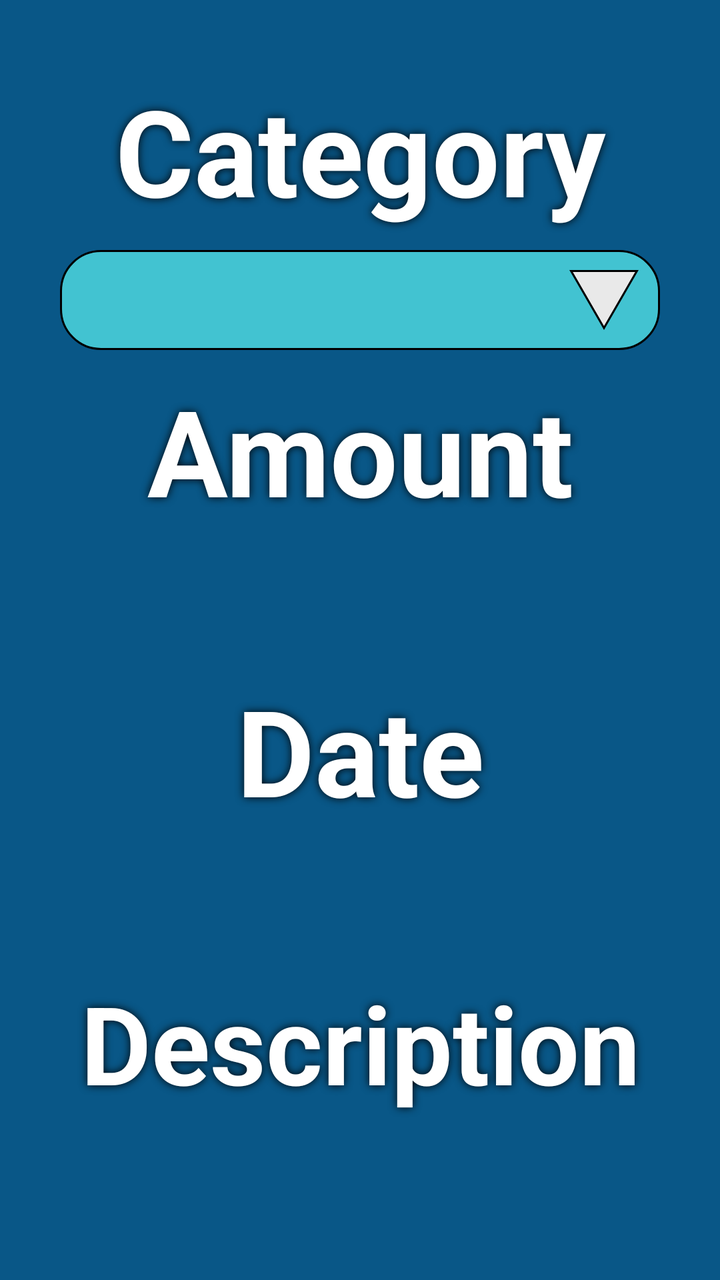
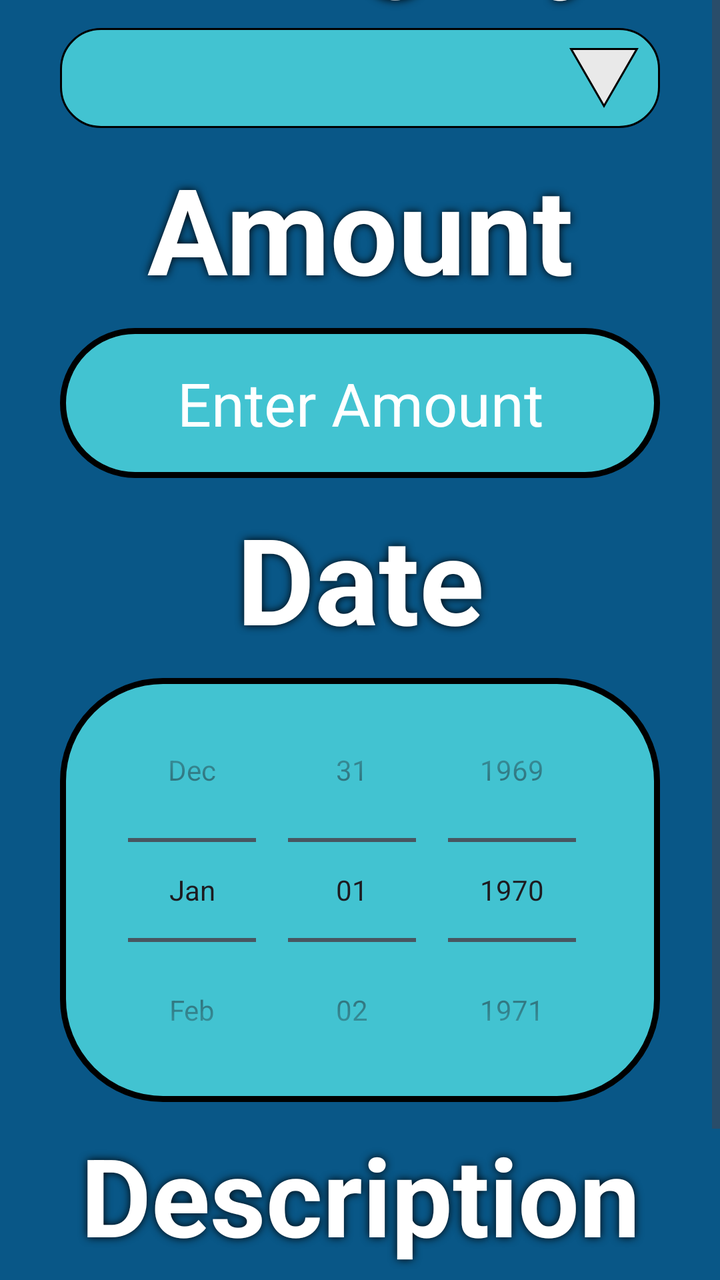

The first picture is an Android layout as it rendered before a commit; the second is the same layout after the commit. The layout source and the unified diff follow.
<!-- AndroidManifest.xml: application theme Theme.KracKShacKBanking -->
<!-- res/layout/expense_create.xml -->
<?xml version="1.0" encoding="utf-8"?>
<androidx.constraintlayout.widget.ConstraintLayout xmlns:android="http://schemas.android.com/apk/res/android"
    xmlns:app="http://schemas.android.com/apk/res-auto"
    xmlns:tools="http://schemas.android.com/tools"
    android:layout_width="match_parent"
    android:layout_height="match_parent"
    android:background="@color/background">

    <TextView
        android:id="@+id/txtCategory"
        android:layout_width="wrap_content"
        android:layout_height="wrap_content"
        android:layout_marginTop="25dp"
        android:width="300dp"
        android:height="100dp"
        android:autoSizeTextType="uniform"
        android:elevation="4dp"
        android:paddingStart="10dp"
        android:paddingTop="10dp"
        android:paddingEnd="10dp"
        android:paddingBottom="10dp"
        android:shadowColor="@color/black"
        android:shadowDx="0.0"
        android:shadowDy="0.0"
        android:shadowRadius="10.0"
        android:text="@string/Category"
        android:textAlignment="center"
        android:textColor="@color/white"
        android:textStyle="bold"
        app:layout_constraintEnd_toEndOf="parent"
        app:layout_constraintStart_toStartOf="parent"
        app:layout_constraintTop_toTopOf="parent" />

    <TextView
        android:id="@+id/txtAmount"
        android:layout_width="wrap_content"
        android:layout_height="wrap_content"
        android:layout_marginTop="50dp"
        android:width="300dp"
        android:height="100dp"
        android:autoSizeTextType="uniform"
        android:elevation="4dp"
        android:paddingStart="10dp"
        android:paddingTop="10dp"
        android:paddingEnd="10dp"
        android:paddingBottom="10dp"
        android:shadowColor="@color/black"
        android:shadowDx="0.0"
        android:shadowDy="0.0"
        android:shadowRadius="10.0"
        android:text="@string/Amount"
        android:textAlignment="center"
        android:textColor="@color/white"
        android:textStyle="bold"
        app:layout_constraintEnd_toEndOf="@id/txtCategory"
        app:layout_constraintStart_toStartOf="@id/txtCategory"
        app:layout_constraintTop_toBottomOf="@id/txtCategory" />

    <TextView
        android:id="@+id/txtDate"
        android:layout_width="wrap_content"
        android:layout_height="wrap_content"
        android:layout_marginTop="50dp"
        android:width="300dp"
        android:height="100dp"
        android:autoSizeTextType="uniform"
        android:elevation="4dp"
        android:paddingStart="10dp"
        android:paddingTop="10dp"
        android:paddingEnd="10dp"
        android:paddingBottom="10dp"
        android:shadowColor="@color/black"
        android:shadowDx="0.0"
        android:shadowDy="0.0"
        android:shadowRadius="10.0"
        android:text="@string/Date"
        android:textAlignment="center"
        android:textColor="@color/white"
        android:textStyle="bold"
        app:layout_constraintEnd_toEndOf="@id/txtAmount"
        app:layout_constraintStart_toStartOf="@id/txtAmount"
        app:layout_constraintTop_toBottomOf="@id/txtAmount" />

    <TextView
        android:id="@+id/txtDescription"
        android:layout_width="wrap_content"
        android:layout_height="wrap_content"
        android:layout_marginTop="50dp"
        android:width="300dp"
        android:height="100dp"
        android:autoSizeTextType="uniform"
        android:elevation="4dp"
        android:paddingStart="10dp"
        android:paddingTop="10dp"
        android:paddingEnd="10dp"
        android:paddingBottom="10dp"
        android:shadowColor="@color/black"
        android:shadowDx="0.0"
        android:shadowDy="0.0"
        android:shadowRadius="10.0"
        android:text="@string/Description"
        android:textAlignment="center"
        android:textColor="@color/white"
        android:textStyle="bold"
        app:layout_constraintEnd_toEndOf="@id/txtDate"
        app:layout_constraintStart_toStartOf="@id/txtDate"
        app:layout_constraintTop_toBottomOf="@id/txtDate" />

    <Spinner
        android:id="@+id/spinner"
        android:layout_width="0dp"
        android:layout_height="wrap_content"
        android:layout_marginTop="0dp"
        android:background="@drawable/format_spinner"
        app:layout_constraintEnd_toEndOf="@id/txtCategory"
        app:layout_constraintStart_toStartOf="@+id/txtCategory"
        app:layout_constraintTop_toBottomOf="@+id/txtCategory" />
</androidx.constraintlayout.widget.ConstraintLayout>
<!-- resources referenced by this layout -->
<resources>
  <color name="background">#095787</color>
  <color name="black">#FF000000</color>
  <color name="white">#FFFFFFFF</color>
  <!-- drawable format_spinner (drawable) -->
  <?xml version="1.0" encoding="utf-8"?>
  <selector xmlns:android="http://schemas.android.com/apk/res/android">
      <item>
          <layer-list>
              <item>
                  <shape>
                      <gradient android:angle="90" android:endColor="@color/blue" android:startColor="@color/blue" android:type="linear" />
  
                      <stroke android:width="1dp" android:color="@color/black" />
                      <corners android:radius="20dp" />
                      <padding android:bottom="10dp" android:left="10dp" android:right="10dp" android:top="10dp" />
                  </shape>
              </item>
              <item android:drawable="@drawable/spinner_icon" android:gravity="right" />
          </layer-list>
      </item>
  </selector>
  <string name="Amount">Amount</string>
  <string name="Category">Category</string>
  <string name="Date">Date</string>
  <string name="Description">Description</string>
  <style name="Theme.KracKShacKBanking" parent="Base.Theme.KracKShacKBanking" />
  <color name="blue">#42C3D1</color>
  <!-- drawable spinner_icon (drawable) -->
  <vector xmlns:android="http://schemas.android.com/apk/res/android"
      android:width="36dp"
      android:height="30dp"
      android:viewportWidth="36"
      android:viewportHeight="30">
      <path
          android:fillColor="@color/grey"
          android:pathData="M34.455,0.5H1.545L18,29.001L34.455,0.5Z"
          android:strokeWidth="1"
          android:strokeColor="@color/black" />
  </vector>
  <style name="Base.Theme.KracKShacKBanking" parent="Theme.Material3.DayNight.NoActionBar">
          
          
      </style>
  <color name="grey">#E9E9E9</color>
</resources>

<!-- the commit's change to res/layout/expense_create.xml (unified diff, before → after) -->
@@ -6,113 +6,149 @@
     android:layout_height="match_parent"
     android:background="@color/background">
 
-    <TextView
-        android:id="@+id/txtCategory"
-        android:layout_width="wrap_content"
-        android:layout_height="wrap_content"
-        android:layout_marginTop="25dp"
-        android:width="300dp"
-        android:height="100dp"
-        android:autoSizeTextType="uniform"
-        android:elevation="4dp"
-        android:paddingStart="10dp"
-        android:paddingTop="10dp"
-        android:paddingEnd="10dp"
-        android:paddingBottom="10dp"
-        android:shadowColor="@color/black"
-        android:shadowDx="0.0"
-        android:shadowDy="0.0"
-        android:shadowRadius="10.0"
-        android:text="@string/Category"
-        android:textAlignment="center"
-        android:textColor="@color/white"
-        android:textStyle="bold"
-        app:layout_constraintEnd_toEndOf="parent"
-        app:layout_constraintStart_toStartOf="parent"
-        app:layout_constraintTop_toTopOf="parent" />
+    <ScrollView
+        android:layout_width="match_parent"
+        android:layout_height="match_parent">
 
-    <TextView
-        android:id="@+id/txtAmount"
-        android:layout_width="wrap_content"
-        android:layout_height="wrap_content"
-        android:layout_marginTop="50dp"
-        android:width="300dp"
-        android:height="100dp"
-        android:autoSizeTextType="uniform"
-        android:elevation="4dp"
-        android:paddingStart="10dp"
-        android:paddingTop="10dp"
-        android:paddingEnd="10dp"
-        android:paddingBottom="10dp"
-        android:shadowColor="@color/black"
-        android:shadowDx="0.0"
-        android:shadowDy="0.0"
-        android:shadowRadius="10.0"
-        android:text="@string/Amount"
-        android:textAlignment="center"
-        android:textColor="@color/white"
-        android:textStyle="bold"
-        app:layout_constraintEnd_toEndOf="@id/txtCategory"
-        app:layout_constraintStart_toStartOf="@id/txtCategory"
-        app:layout_constraintTop_toBottomOf="@id/txtCategory" />
+        <LinearLayout
+            android:layout_width="match_parent"
+            android:layout_height="wrap_content"
+            android:layout_gravity="center"
+            android:gravity="center"
+            android:orientation="vertical">
 
-    <TextView
-        android:id="@+id/txtDate"
-        android:layout_width="wrap_content"
-        android:layout_height="wrap_content"
-        android:layout_marginTop="50dp"
-        android:width="300dp"
-        android:height="100dp"
-        android:autoSizeTextType="uniform"
-        android:elevation="4dp"
-        android:paddingStart="10dp"
-        android:paddingTop="10dp"
-        android:paddingEnd="10dp"
-        android:paddingBottom="10dp"
-        android:shadowColor="@color/black"
-        android:shadowDx="0.0"
-        android:shadowDy="0.0"
-        android:shadowRadius="10.0"
-        android:text="@string/Date"
-        android:textAlignment="center"
-        android:textColor="@color/white"
-        android:textStyle="bold"
-        app:layout_constraintEnd_toEndOf="@id/txtAmount"
-        app:layout_constraintStart_toStartOf="@id/txtAmount"
-        app:layout_constraintTop_toBottomOf="@id/txtAmount" />
+            <TextView
+                android:id="@+id/txtCategory"
+                android:layout_width="wrap_content"
+                android:layout_height="wrap_content"
+                android:width="300dp"
+                android:height="100dp"
+                android:autoSizeTextType="uniform"
+                android:elevation="4dp"
+                android:paddingStart="10dp"
+                android:paddingTop="10dp"
+                android:paddingEnd="10dp"
+                android:paddingBottom="10dp"
+                android:shadowColor="@color/black"
+                android:shadowDx="0.0"
+                android:shadowDy="0.0"
+                android:shadowRadius="10.0"
+                android:text="@string/Category"
+                android:textAlignment="center"
+                android:textColor="@color/white"
+                android:textStyle="bold" />
 
-    <TextView
-        android:id="@+id/txtDescription"
-        android:layout_width="wrap_content"
-        android:layout_height="wrap_content"
-        android:layout_marginTop="50dp"
-        android:width="300dp"
-        android:height="100dp"
-        android:autoSizeTextType="uniform"
-        android:elevation="4dp"
-        android:paddingStart="10dp"
-        android:paddingTop="10dp"
-        android:paddingEnd="10dp"
-        android:paddingBottom="10dp"
-        android:shadowColor="@color/black"
-        android:shadowDx="0.0"
-        android:shadowDy="0.0"
-        android:shadowRadius="10.0"
-        android:text="@string/Description"
-        android:textAlignment="center"
-        android:textColor="@color/white"
-        android:textStyle="bold"
-        app:layout_constraintEnd_toEndOf="@id/txtDate"
-        app:layout_constraintStart_toStartOf="@id/txtDate"
-        app:layout_constraintTop_toBottomOf="@id/txtDate" />
+            <Spinner
+                android:id="@+id/spnCategory"
+                android:layout_width="300dp"
+                android:layout_height="wrap_content"
+                android:background="@drawable/format_spinner" />
 
-    <Spinner
-        android:id="@+id/spinner"
-        android:layout_width="0dp"
-        android:layout_height="wrap_content"
-        android:layout_marginTop="0dp"
-        android:background="@drawable/format_spinner"
-        app:layout_constraintEnd_toEndOf="@id/txtCategory"
-        app:layout_constraintStart_toStartOf="@+id/txtCategory"
-        app:layout_constraintTop_toBottomOf="@+id/txtCategory" />
+            <TextView
+                android:id="@+id/txtAmount"
+                android:layout_width="wrap_content"
+                android:layout_height="wrap_content"
+                android:width="300dp"
+                android:height="100dp"
+                android:autoSizeTextType="uniform"
+                android:elevation="4dp"
+                android:paddingStart="10dp"
+                android:paddingTop="10dp"
+                android:paddingEnd="10dp"
+                android:paddingBottom="10dp"
+                android:shadowColor="@color/black"
+                android:shadowDx="0.0"
+                android:shadowDy="0.0"
+                android:shadowRadius="10.0"
+                android:text="@string/Amount"
+                android:textAlignment="center"
+                android:textColor="@color/white"
+                android:textStyle="bold" />
+
+            <EditText
+                android:id="@+id/txtAmountInput"
+                android:layout_width="300dp"
+                android:layout_height="75dp"
+                android:background="@drawable/format_button"
+                android:gravity="center"
+                android:hint="@string/Amount_Hint"
+                android:inputType="numberDecimal"
+                android:paddingStart="10dp"
+                android:paddingTop="10dp"
+                android:paddingEnd="10dp"
+                android:paddingBottom="10dp"
+                android:textColor="@color/white"
+                android:textColorHint="@color/white"
+                android:textSize="30sp" />
+
+            <TextView
+                android:id="@+id/txtDate"
+                android:layout_width="wrap_content"
+                android:layout_height="wrap_content"
+                android:width="300dp"
+                android:height="100dp"
+                android:autoSizeTextType="uniform"
+                android:elevation="4dp"
+                android:paddingStart="10dp"
+                android:paddingTop="10dp"
+                android:paddingEnd="10dp"
+                android:paddingBottom="10dp"
+                android:shadowColor="@color/black"
+                android:shadowDx="0.0"
+                android:shadowDy="0.0"
+                android:shadowRadius="10.0"
+                android:text="@string/Date"
+                android:textAlignment="center"
+                android:textColor="@color/white"
+                android:textStyle="bold" />
+
+            <DatePicker
+                android:id="@+id/dpDate"
+                android:layout_width="300dp"
+                android:layout_height="wrap_content"
+                android:background="@drawable/format_button"
+                android:calendarViewShown="false"
+                android:datePickerMode="spinner"
+                android:padding="0dp">
+
+            </DatePicker>
+
+            <TextView
+                android:id="@+id/txtDescription"
+                android:layout_width="wrap_content"
+                android:layout_height="wrap_content"
+                android:width="300dp"
+                android:height="100dp"
+                android:autoSizeTextType="uniform"
+                android:elevation="4dp"
+                android:paddingStart="10dp"
+                android:paddingTop="10dp"
+                android:paddingEnd="10dp"
+                android:paddingBottom="10dp"
+                android:shadowColor="@color/black"
+                android:shadowDx="0.0"
+                android:shadowDy="0.0"
+                android:shadowRadius="10.0"
+                android:text="@string/Description"
+                android:textAlignment="center"
+                android:textColor="@color/white"
+                android:textStyle="bold" />
+
+            <EditText
+                android:id="@+id/txtDescriptionInput"
+                android:layout_width="300dp"
+                android:layout_height="75dp"
+                android:background="@drawable/format_button"
+                android:gravity="center"
+                android:hint="@string/Description_Hint"
+                android:inputType="text"
+                android:paddingStart="10dp"
+                android:paddingTop="10dp"
+                android:paddingEnd="10dp"
+                android:paddingBottom="10dp"
+                android:textColor="@color/white"
+                android:textColorHint="@color/white"
+                android:textSize="30sp" />
+        </LinearLayout>
+    </ScrollView>
 </androidx.constraintlayout.widget.ConstraintLayout>
<!-- resource entries referenced after the edit -->
@@ -3,6 +3,24 @@
   <color name="background">#095787</color>
   <color name="black">#FF000000</color>
   <color name="white">#FFFFFFFF</color>
+  <!-- drawable format_button (drawable) -->
+  <?xml version="1.0" encoding="utf-8"?>
+  <selector xmlns:android="http://schemas.android.com/apk/res/android">
+      <item android:state_enabled="true">
+          <shape android:shape="rectangle">
+              <solid android:color="@color/blue" />
+              <stroke
+                  android:width="3dp"
+                  android:color="@color/black" />
+              <corners android:radius="50dp" />
+              <padding
+                  android:left="50dp"
+                  android:top="50dp"
+                  android:right="50dp"
+                  android:bottom="50dp" />
+          </shape>
+      </item>
+  </selector>
   <!-- drawable format_spinner (drawable) -->
   <?xml version="1.0" encoding="utf-8"?>
   <selector xmlns:android="http://schemas.android.com/apk/res/android">
@@ -22,9 +40,11 @@
       </item>
   </selector>
   <string name="Amount">Amount</string>
+  <string name="Amount_Hint">Enter Amount</string>
   <string name="Category">Category</string>
   <string name="Date">Date</string>
   <string name="Description">Description</string>
+  <string name="Description_Hint">Enter Description</string>
   <style name="Theme.KracKShacKBanking" parent="Base.Theme.KracKShacKBanking" />
   <color name="blue">#42C3D1</color>
   <!-- drawable spinner_icon (drawable) -->
